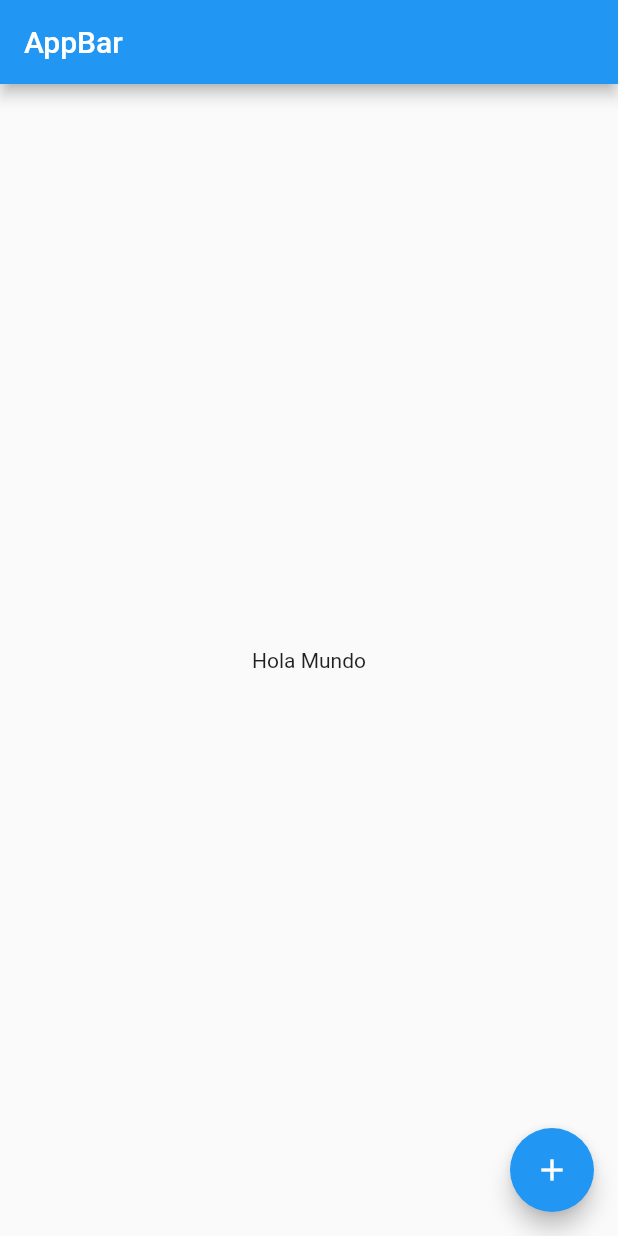
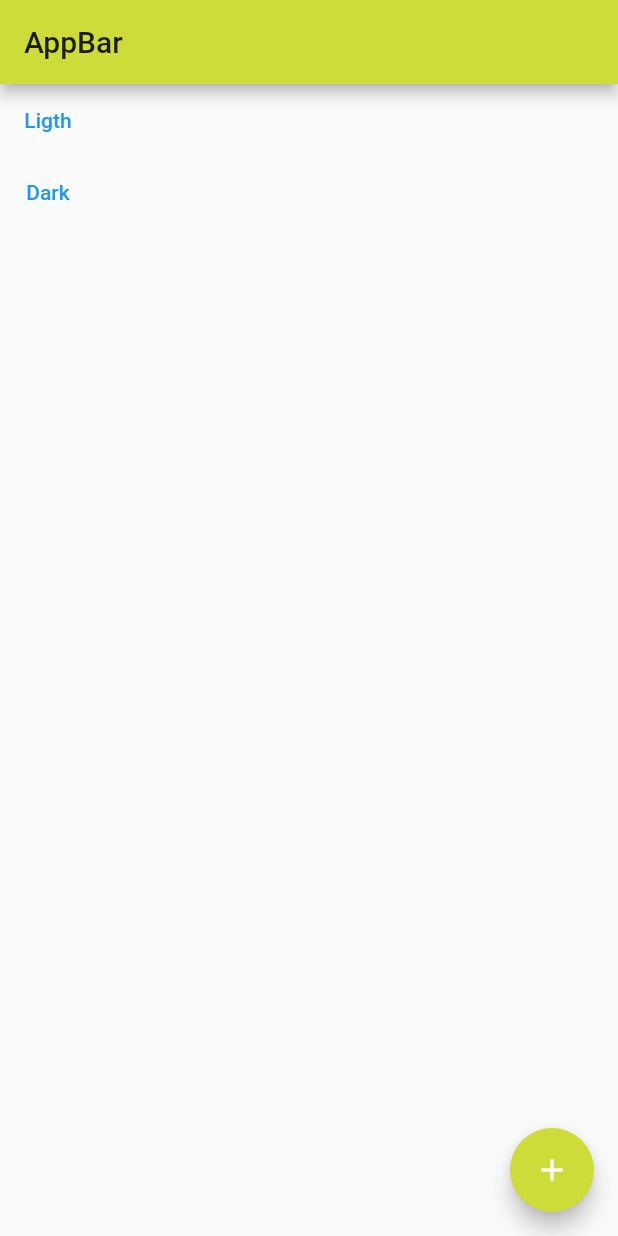
Before and after one commit to tincho77/provider_flutter, a Flutter app: the screen it shows after launch, after a tap on the "add" icon, on a phone screen of 412 x 824 dp. Run offline on Flutter 3.47's test engine with Material 2 defaults, Android fonts, the light colour scheme and no system bars.

Commit message:
implementation of provider for theme selector

```diff
--- /dev/null
+++ b/lib/blocs/theme.dart
@@ -0,0 +1,14 @@
+import 'package:flutter/material.dart';
+
+class ThemeChanger with ChangeNotifier {
+  ThemeData _themeData;
+  ThemeChanger(this._themeData);
+
+  //getter
+  getTheme() => _themeData;
+  //setter
+  SetTheme(ThemeData theme) {
+    _themeData = theme;
+    notifyListeners();
+  }
+}
--- a/lib/main.dart
+++ b/lib/main.dart
@@ -1,4 +1,6 @@
 import 'package:flutter/material.dart';
+import 'package:provider/provider.dart';
+import 'package:provider_flutter/blocs/theme.dart';
 import 'package:provider_flutter/pages/home.dart';
 
 void main() {
@@ -6,10 +8,21 @@ void main() {
 }
 
 class MyApp extends StatelessWidget {
-  // This widget is the root of your application.
   @override
   Widget build(BuildContext context) {
+    return ChangeNotifierProvider(
+      create: (_) => ThemeChanger(ThemeData.dark()),
+      child: MaterialAppWithTheme(),
+    );
+  }
+}
+
+class MaterialAppWithTheme extends StatelessWidget {
+  @override
+  Widget build(BuildContext context) {
+    final theme = Provider.of<ThemeChanger>(context);
     return MaterialApp(
+      theme: theme.getTheme(),
       home: HomePage(),
     );
   }
--- a/lib/pages/home.dart
+++ b/lib/pages/home.dart
@@ -1,19 +1,41 @@
 import 'package:flutter/material.dart';
+import 'package:provider/provider.dart';
+import 'package:provider_flutter/blocs/theme.dart';
 
 class HomePage extends StatelessWidget {
   @override
   Widget build(BuildContext context) {
+    final theme = Provider.of<ThemeChanger>(context);
     return Scaffold(
       appBar: AppBar(
         title: Text('AppBar'),
       ),
-      body: Center(
-        child: Text('Hola Mundo'),
-      ),
+      body: ListaBotones(),
       floatingActionButton: FloatingActionButton(
         child: Icon(Icons.add),
-        onPressed: () {},
+        onPressed: () => theme.SetTheme(ThemeData(
+            brightness: Brightness.light,
+            primaryColor: Colors.lime,
+            floatingActionButtonTheme:
+                FloatingActionButtonThemeData(backgroundColor: Colors.lime))),
       ),
     );
   }
 }
+
+class ListaBotones extends StatelessWidget {
+  @override
+  Widget build(BuildContext context) {
+    final theme = Provider.of<ThemeChanger>(context);
+    return Column(
+      children: <Widget>[
+        TextButton(
+            child: Text('Ligth'),
+            onPressed: () => theme.SetTheme(ThemeData.light())),
+        TextButton(
+            child: Text('Dark'),
+            onPressed: () => theme.SetTheme(ThemeData.dark())),
+      ],
+    );
+  }
+}
```
